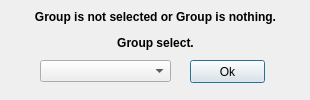
Qt form groupselectdialog.ui (LeeChiWon/AddressManagement) before a commit.
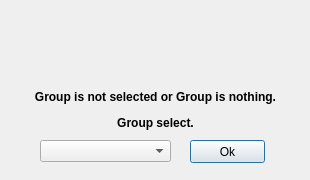
The same form after that commit. Icons and pictures are not drawn.

What changed in the file:
```diff
--- a/groupselectdialog.ui
+++ b/groupselectdialog.ui
@@ -7,19 +7,19 @@
     <x>0</x>
     <y>0</y>
     <width>310</width>
-    <height>100</height>
+    <height>180</height>
    </rect>
   </property>
   <property name="minimumSize">
    <size>
     <width>310</width>
-    <height>100</height>
+    <height>180</height>
    </size>
   </property>
   <property name="maximumSize">
    <size>
     <width>310</width>
-    <height>100</height>
+    <height>180</height>
    </size>
   </property>
   <property name="windowTitle">
@@ -33,7 +33,7 @@
    <property name="geometry">
     <rect>
      <x>0</x>
-     <y>10</y>
+     <y>90</y>
      <width>311</width>
      <height>41</height>
     </rect>
@@ -55,7 +55,7 @@
    <property name="geometry">
     <rect>
      <x>190</x>
-     <y>60</y>
+     <y>140</y>
      <width>75</width>
      <height>23</height>
     </rect>
@@ -68,12 +68,31 @@
    <property name="geometry">
     <rect>
      <x>40</x>
-     <y>60</y>
+     <y>140</y>
      <width>131</width>
      <height>22</height>
     </rect>
    </property>
   </widget>
+  <widget class="QLabel" name="label_2">
+   <property name="geometry">
+    <rect>
+     <x>0</x>
+     <y>0</y>
+     <width>311</width>
+     <height>71</height>
+    </rect>
+   </property>
+   <property name="font">
+    <font>
+     <weight>75</weight>
+     <bold>true</bold>
+    </font>
+   </property>
+   <property name="text">
+    <string/>
+   </property>
+  </widget>
  </widget>
  <resources>
   <include location="addressmanagement.qrc"/>
```
